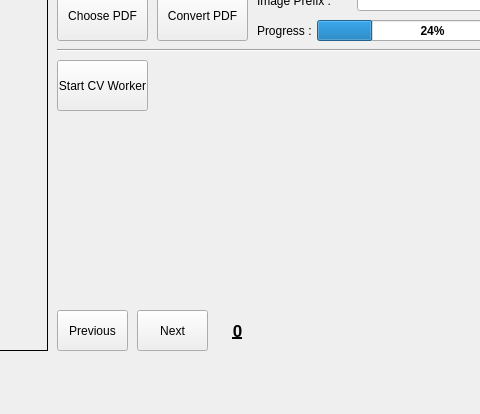
LemuelKL/Bubble-Sheet-OMR-OpenCV-Qt, file mainwindow.ui: the form before one commit; both pictures show x 323 to 803 and y 237 to 651 of the 1200 by 651 pixel window.
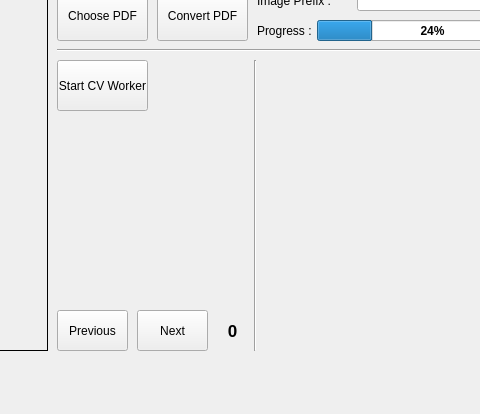
The form after the commit.

Diff of the .ui file:
```diff
--- a/mainwindow.ui
+++ b/mainwindow.ui
@@ -295,7 +295,7 @@
      <rect>
       <x>540</x>
       <y>530</y>
-      <width>41</width>
+      <width>31</width>
       <height>41</height>
      </rect>
     </property>
@@ -305,7 +305,7 @@
       <weight>75</weight>
       <italic>false</italic>
       <bold>true</bold>
-      <underline>true</underline>
+      <underline>false</underline>
       <strikeout>false</strikeout>
       <kerning>true</kerning>
      </font>
@@ -326,6 +326,19 @@
      <set>Qt::AlignCenter</set>
     </property>
    </widget>
+   <widget class="Line" name="line_2">
+    <property name="geometry">
+     <rect>
+      <x>570</x>
+      <y>280</y>
+      <width>16</width>
+      <height>291</height>
+     </rect>
+    </property>
+    <property name="orientation">
+     <enum>Qt::Vertical</enum>
+    </property>
+   </widget>
   </widget>
   <widget class="QMenuBar" name="menuBar">
    <property name="geometry">
```
